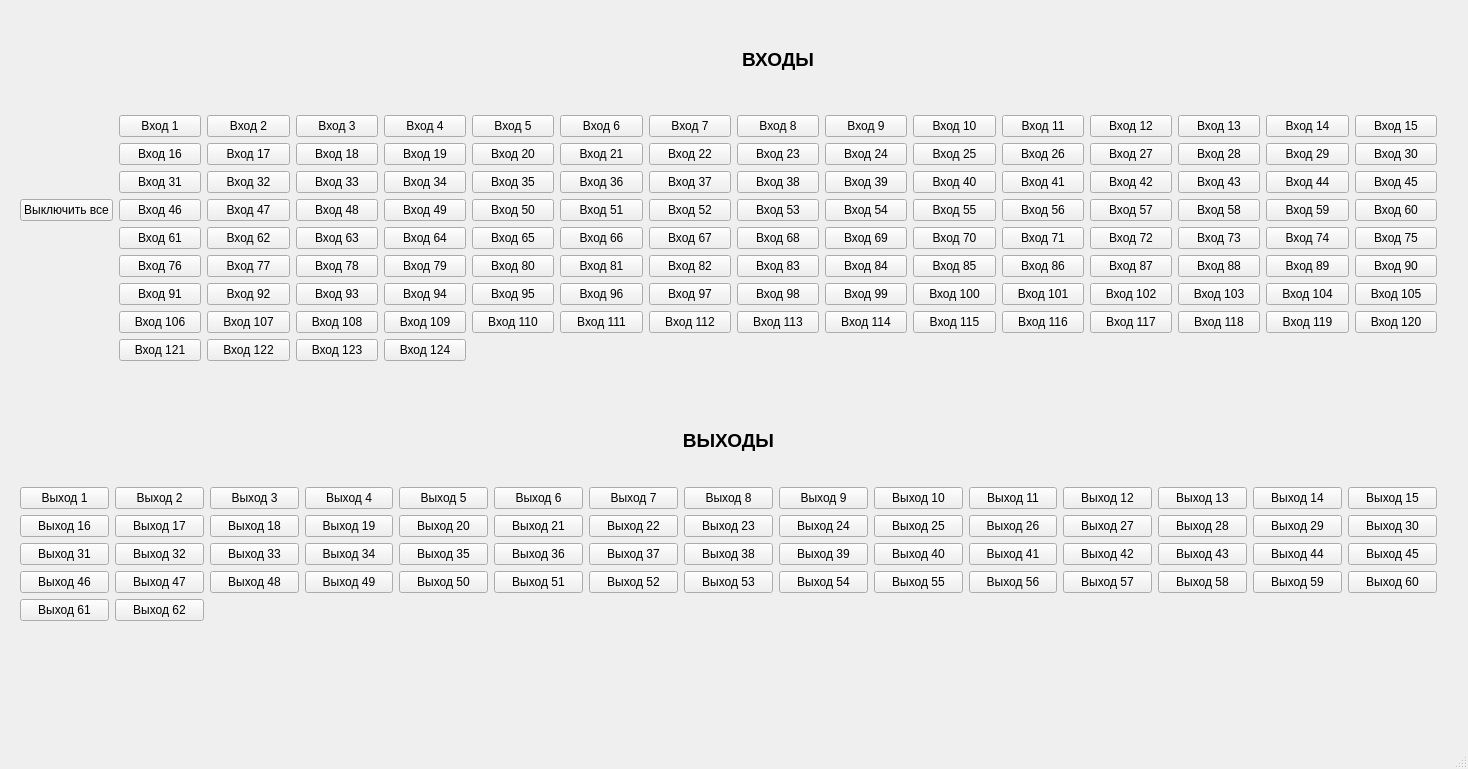
ShaninaDaria/busep, file console_busep/console_busep/busepwindow.ui: the form before one commit.
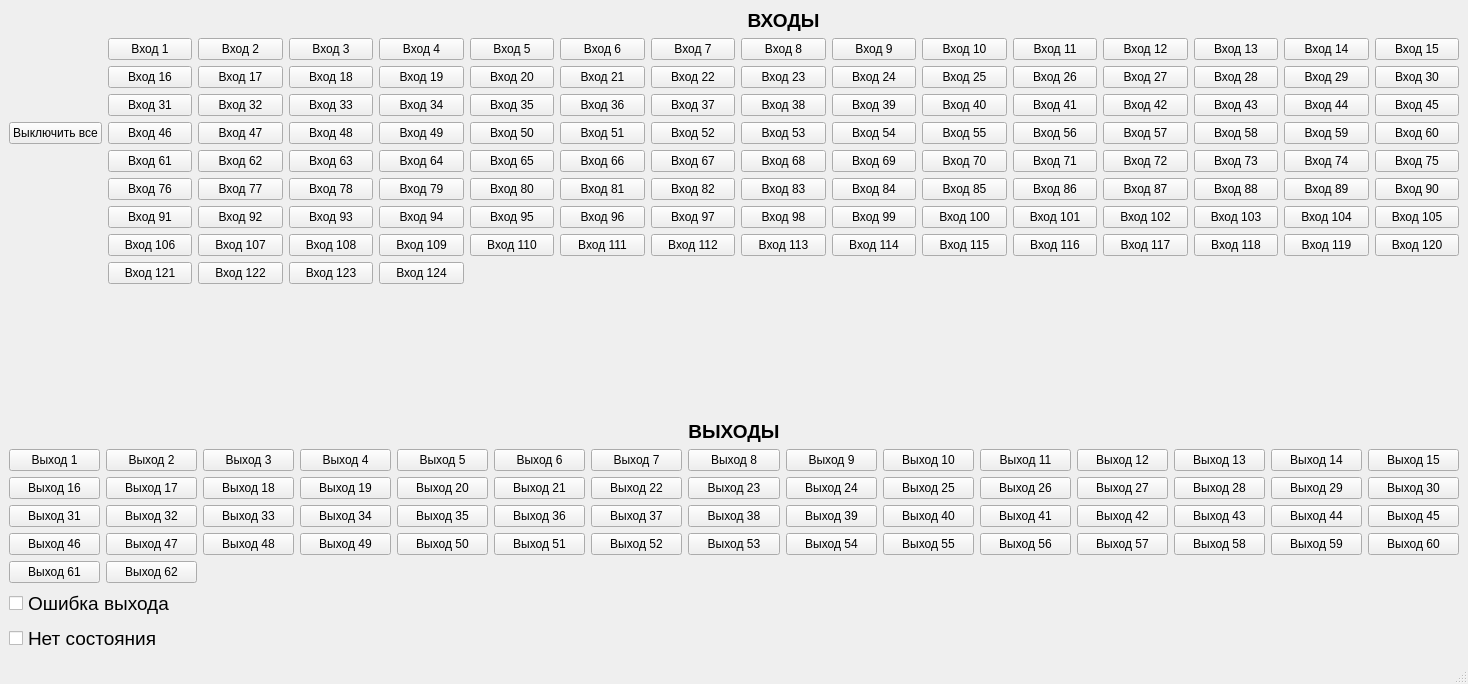
The form after the commit.

Commit message: _Ошибка выхода_ и _Нет состояния_

```diff
--- a/console_busep/console_busep/busepwindow.ui
+++ b/console_busep/console_busep/busepwindow.ui
@@ -7,22 +7,15 @@
     <x>0</x>
     <y>0</y>
     <width>1468</width>
-    <height>769</height>
+    <height>684</height>
    </rect>
   </property>
   <property name="windowTitle">
    <string>BUSEP</string>
   </property>
   <widget class="QWidget" name="centralwidget">
-   <widget class="QWidget" name="gridLayoutWidget_3">
-    <property name="geometry">
-     <rect>
-      <x>20</x>
-      <y>10</y>
-      <width>1417</width>
-      <height>351</height>
-     </rect>
-    </property>
+   <layout class="QVBoxLayout" name="verticalLayout">
+    <item>
     <layout class="QGridLayout" name="gridLayout_3">
      <item row="8" column="12">
       <widget class="QPushButton" name="input117">
@@ -1664,16 +1657,21 @@
       </widget>
      </item>
     </layout>
-   </widget>
-   <widget class="QWidget" name="gridLayoutWidget">
-    <property name="geometry">
-     <rect>
-      <x>20</x>
-      <y>400</y>
-      <width>1417</width>
-      <height>221</height>
-     </rect>
-    </property>
+    </item>
+    <item>
+     <spacer name="verticalSpacer">
+      <property name="orientation">
+       <enum>Qt::Vertical</enum>
+      </property>
+      <property name="sizeHint" stdset="0">
+       <size>
+        <width>20</width>
+        <height>40</height>
+       </size>
+      </property>
+     </spacer>
+    </item>
+    <item>
     <layout class="QGridLayout" name="gridLayout">
      <item row="2" column="3">
       <widget class="QPushButton" name="output18">
@@ -2319,7 +2317,32 @@
       </widget>
      </item>
     </layout>
-   </widget>
+    </item>
+    <item>
+     <widget class="QCheckBox" name="addError">
+      <property name="font">
+       <font>
+        <pointsize>14</pointsize>
+       </font>
+      </property>
+      <property name="text">
+       <string>Ошибка выхода</string>
+      </property>
+     </widget>
+    </item>
+    <item>
+     <widget class="QCheckBox" name="noOutputState">
+      <property name="font">
+       <font>
+        <pointsize>14</pointsize>
+       </font>
+      </property>
+      <property name="text">
+       <string>Нет состояния</string>
+      </property>
+     </widget>
+    </item>
+   </layout>
   </widget>
   <widget class="QMenuBar" name="menubar">
    <property name="geometry">
```
Lines whose indentation alone changed are shown as unchanged. The commit also changes 9 other files.
